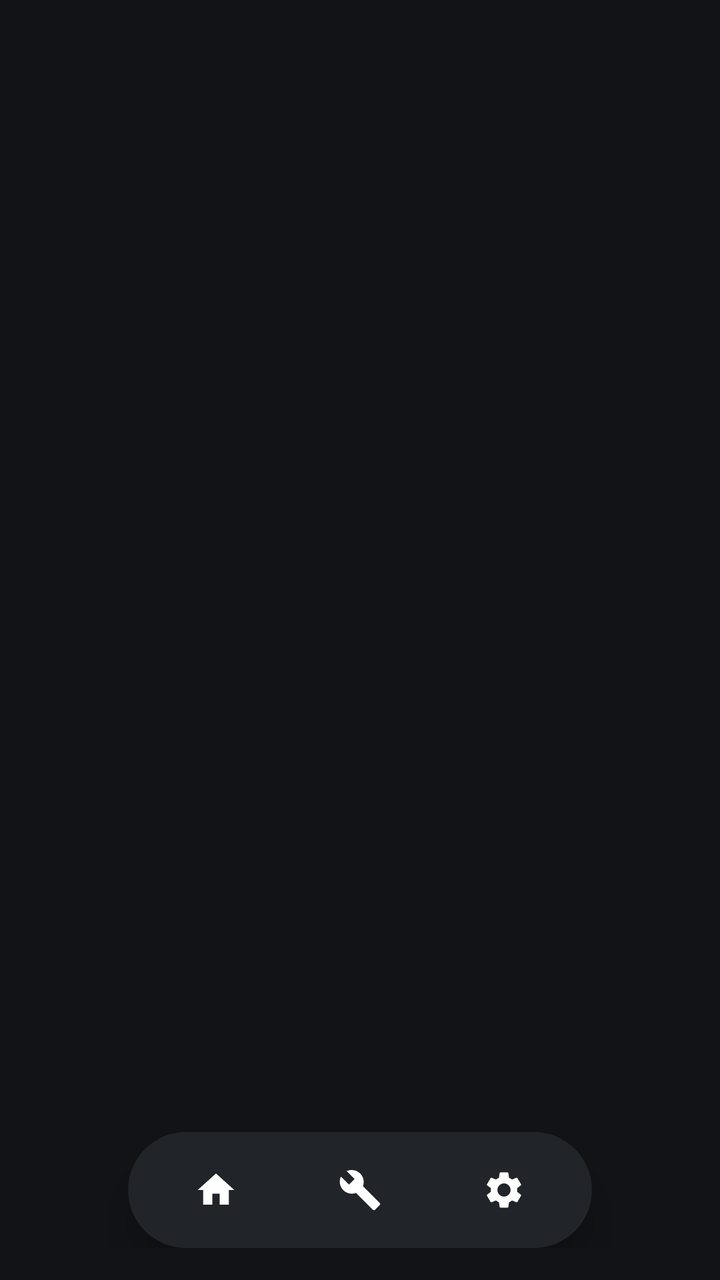
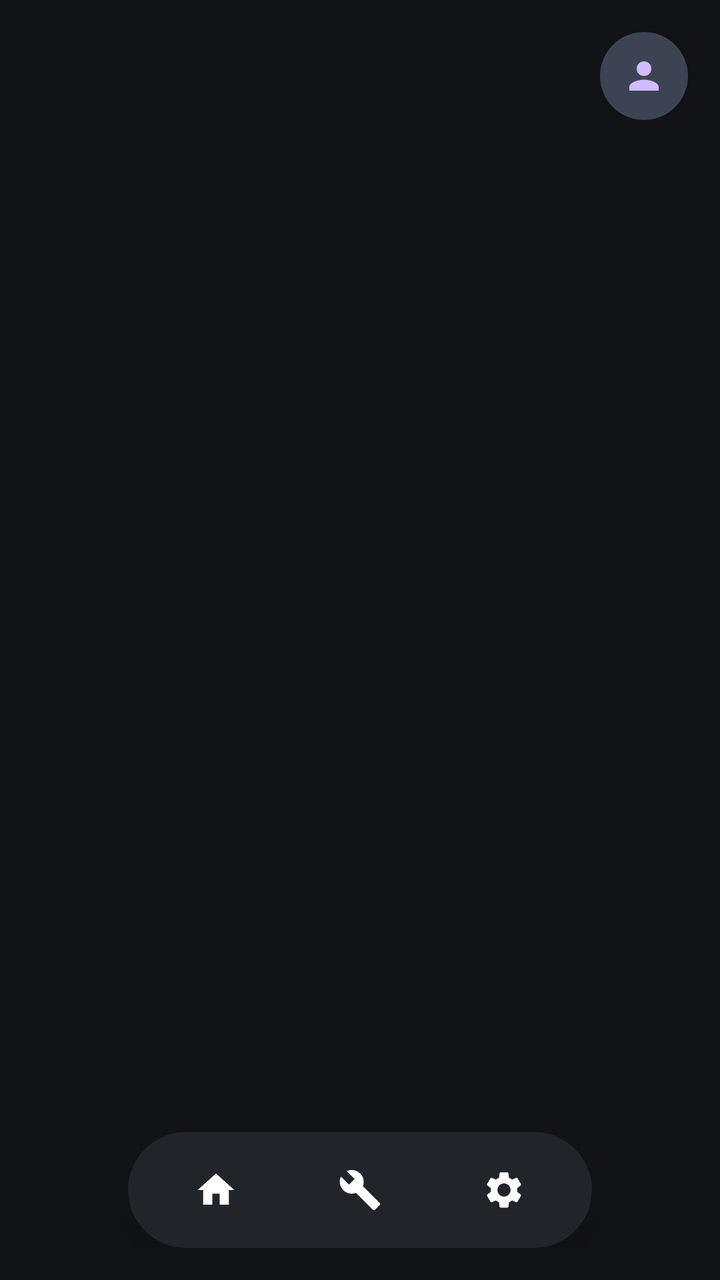

Before-and-after screenshots of an Android layout around one commit, followed by the original layout XML and the change that was made.
<!-- AndroidManifest.xml: application theme Theme.DriverLoader -->
<!-- res/layout/activity_main.xml -->
<?xml version="1.0" encoding="utf-8"?>
<FrameLayout xmlns:android="http://schemas.android.com/apk/res/android"
    xmlns:app="http://schemas.android.com/apk/res-auto"
    android:layout_width="match_parent"
    android:layout_height="match_parent"
    android:background="@color/apatch_background">

    
    <FrameLayout
        android:id="@+id/fragmentContainer"
        android:layout_width="match_parent"
        android:layout_height="match_parent" />

    
    <LinearLayout
        android:layout_width="match_parent"
        android:layout_height="wrap_content"
        android:layout_gravity="bottom"
        android:gravity="center"
        android:paddingBottom="16dp">

        <LinearLayout
            android:id="@+id/floatingBar"
            android:layout_width="wrap_content"
            android:layout_height="58dp"
            android:background="@drawable/apatch_floating_bar_bg"
            android:gravity="center_vertical"
            android:orientation="horizontal"
            android:elevation="12dp"
            android:paddingHorizontal="8dp">

            
            <FrameLayout
                android:id="@+id/tabDashboard"
                android:layout_width="64dp"
                android:layout_height="40dp"
                android:layout_marginHorizontal="4dp"
                android:clickable="true"
                android:focusable="true"
                android:foreground="?attr/selectableItemBackgroundBorderless">

                <ImageView
                    android:id="@+id/iconDashboard"
                    android:layout_width="22dp"
                    android:layout_height="22dp"
                    android:layout_gravity="center"
                    android:src="@drawable/ic_nav_home_fill" />
            </FrameLayout>

            
            <FrameLayout
                android:id="@+id/tabLoader"
                android:layout_width="64dp"
                android:layout_height="40dp"
                android:layout_marginHorizontal="4dp"
                android:clickable="true"
                android:focusable="true"
                android:foreground="?attr/selectableItemBackgroundBorderless">

                <ImageView
                    android:id="@+id/iconLoader"
                    android:layout_width="22dp"
                    android:layout_height="22dp"
                    android:layout_gravity="center"
                    android:src="@drawable/ic_nav_wrench" />
            </FrameLayout>

            
            <FrameLayout
                android:id="@+id/tabSettings"
                android:layout_width="64dp"
                android:layout_height="40dp"
                android:layout_marginHorizontal="4dp"
                android:clickable="true"
                android:focusable="true"
                android:foreground="?attr/selectableItemBackgroundBorderless">

                <ImageView
                    android:id="@+id/iconSettings"
                    android:layout_width="22dp"
                    android:layout_height="22dp"
                    android:layout_gravity="center"
                    android:src="@drawable/ic_nav_gear" />
            </FrameLayout>

        </LinearLayout>
    </LinearLayout>

</FrameLayout>
<!-- resources referenced by this layout -->
<resources>
  <color name="apatch_background">#121316</color>
  <!-- drawable apatch_floating_bar_bg (drawable) -->
  <?xml version="1.0" encoding="utf-8"?>
  <shape xmlns:android="http://schemas.android.com/apk/res/android"
      android:shape="rectangle">
      <corners android:radius="34dp" />
      <solid android:color="#212429" />
  </shape>
  <!-- drawable ic_nav_gear (drawable) -->
  <vector xmlns:android="http://schemas.android.com/apk/res/android"
      android:width="24dp"
      android:height="24dp"
      android:viewportWidth="24"
      android:viewportHeight="24">
      <path
          android:fillColor="#FFFFFFFF"
          android:pathData="M19.14,12.94c0.04,-0.3 0.06,-0.61 0.06,-0.94c0,-0.32 -0.02,-0.64 -0.07,-0.94l2.03,-1.58c0.18,-0.14 0.23,-0.41 0.12,-0.61l-1.92,-3.32c-0.12,-0.22 -0.37,-0.29 -0.59,-0.22l-2.39,0.96c-0.5,-0.38 -1.03,-0.7 -1.62,-0.94L14.4,2.81c-0.04,-0.24 -0.24,-0.41 -0.48,-0.41h-3.84c-0.24,0 -0.43,0.17 -0.47,0.41L9.25,5.35C8.66,5.59 8.12,5.92 7.63,6.29L5.24,5.33c-0.22,-0.08 -0.47,0 -0.59,0.22L2.74,8.87c-0.12,0.21 -0.08,0.47 0.12,0.61l2.03,1.58c-0.05,0.3 -0.09,0.63 -0.09,0.94s0.02,0.64 0.07,0.94l-2.03,1.58c-0.18,0.14 -0.23,0.41 -0.12,0.61l1.92,3.32c0.12,0.22 0.37,0.29 0.59,0.22l2.39,-0.96c0.5,0.38 1.03,0.7 1.62,0.94l0.36,2.54c0.05,0.24 0.24,0.41 0.48,0.41h3.84c0.24,0 0.44,-0.17 0.47,-0.41l0.36,-2.54c0.59,-0.24 1.13,-0.56 1.62,-0.94l2.39,0.96c0.22,0.08 0.47,0 0.59,-0.22l1.92,-3.32c0.12,-0.22 0.07,-0.47 -0.12,-0.61L19.14,12.94zM12,15.6c-1.98,0 -3.6,-1.62 -3.6,-3.6s1.62,-3.6 3.6,-3.6s3.6,1.62 3.6,3.6S13.98,15.6 12,15.6z"/>
  </vector>
  <!-- drawable ic_nav_home_fill (drawable) -->
  <vector xmlns:android="http://schemas.android.com/apk/res/android"
      android:width="24dp"
      android:height="24dp"
      android:viewportWidth="24"
      android:viewportHeight="24">
      <path
          android:fillColor="#FFFFFFFF"
          android:pathData="M10,20v-6h4v6h5v-8h3L12,3L2,12h3v8z"/>
  </vector>
  <!-- drawable ic_nav_wrench (drawable) -->
  <vector xmlns:android="http://schemas.android.com/apk/res/android"
      android:width="24dp"
      android:height="24dp"
      android:viewportWidth="24"
      android:viewportHeight="24">
      <path
          android:fillColor="#FFFFFFFF"
          android:pathData="M22.7,19l-9.1,-9.1c0.9,-2.3 0.4,-5 -1.5,-6.9c-2,-2 -5,-2.4 -7.4,-1.3L9,6L6,9L1.6,4.7C0.4,7.1 0.9,10.1 2.9,12.1c1.9,1.9 4.6,2.4 6.9,1.5l9.1,9.1c0.4,0.4 1,0.4 1.4,0l2.3,-2.3c0.5,-0.4 0.5,-1.1 0.1,-1.4z"/>
  </vector>
  <style name="Theme.DriverLoader" parent="Theme.Material3.Dark.NoActionBar">
          <item name="android:statusBarColor">@color/apatch_background</item>
          <item name="android:navigationBarColor">@color/apatch_surface</item>
          <item name="android:windowBackground">@color/apatch_background</item>
          <item name="colorPrimary">@color/apatch_primary</item>
          <item name="colorSecondary">@color/apatch_secondary</item>
          <item name="colorSurface">@color/apatch_surface</item>
          <item name="colorOutline">@color/apatch_outline</item>
      </style>
  <color name="apatch_surface">#1A1C1E</color>
  <color name="apatch_primary">#D0BCFF</color>
  <color name="apatch_secondary">#CCC2DC</color>
  <color name="apatch_outline">#44474F</color>
</resources>

<!-- the commit's change to res/layout/activity_main.xml (unified diff, before → after) -->
@@ -10,6 +10,29 @@
         android:id="@+id/fragmentContainer"
         android:layout_width="match_parent"
         android:layout_height="match_parent" />
+
+    
+    <FrameLayout
+        android:id="@+id/btnTopProfile"
+        android:layout_width="44dp"
+        android:layout_height="44dp"
+        android:layout_gravity="top|end"
+        android:layout_marginTop="16dp"
+        android:layout_marginEnd="16dp"
+        android:background="@drawable/apatch_pill_selected"
+        android:clickable="true"
+        android:focusable="true"
+        android:foreground="?attr/selectableItemBackgroundBorderless"
+        android:elevation="6dp">
+
+        <ImageView
+            android:id="@+id/iconTopProfile"
+            android:layout_width="22dp"
+            android:layout_height="22dp"
+            android:layout_gravity="center"
+            android:src="@drawable/ic_user_profile"
+            app:tint="@color/apatch_primary" />
+    </FrameLayout>
 
     
     <LinearLayout
<!-- resource entries referenced after the edit -->
@@ -7,6 +7,13 @@
       android:shape="rectangle">
       <corners android:radius="34dp" />
       <solid android:color="#212429" />
+  </shape>
+  <!-- drawable apatch_pill_selected (drawable) -->
+  <?xml version="1.0" encoding="utf-8"?>
+  <shape xmlns:android="http://schemas.android.com/apk/res/android"
+      android:shape="rectangle">
+      <corners android:radius="26dp" />
+      <solid android:color="#3C4453" />
   </shape>
   <!-- drawable ic_nav_gear (drawable) -->
   <vector xmlns:android="http://schemas.android.com/apk/res/android"
@@ -38,6 +45,16 @@
           android:fillColor="#FFFFFFFF"
           android:pathData="M22.7,19l-9.1,-9.1c0.9,-2.3 0.4,-5 -1.5,-6.9c-2,-2 -5,-2.4 -7.4,-1.3L9,6L6,9L1.6,4.7C0.4,7.1 0.9,10.1 2.9,12.1c1.9,1.9 4.6,2.4 6.9,1.5l9.1,9.1c0.4,0.4 1,0.4 1.4,0l2.3,-2.3c0.5,-0.4 0.5,-1.1 0.1,-1.4z"/>
   </vector>
+  <!-- drawable ic_user_profile (drawable) -->
+  <vector xmlns:android="http://schemas.android.com/apk/res/android"
+      android:width="24dp"
+      android:height="24dp"
+      android:viewportWidth="24"
+      android:viewportHeight="24">
+      <path
+          android:fillColor="#FFFFFFFF"
+          android:pathData="M12,12c2.21,0 4,-1.79 4,-4s-1.79,-4 -4,-4 -4,1.79 -4,4 1.79,4 4,4zM12,14c-2.67,0 -8,1.34 -8,4v2h16v-2c0,-2.66 -5.33,-4 -8,-4z"/>
+  </vector>
   <style name="Theme.DriverLoader" parent="Theme.Material3.Dark.NoActionBar">
           <item name="android:statusBarColor">@color/apatch_background</item>
           <item name="android:navigationBarColor">@color/apatch_surface</item>
